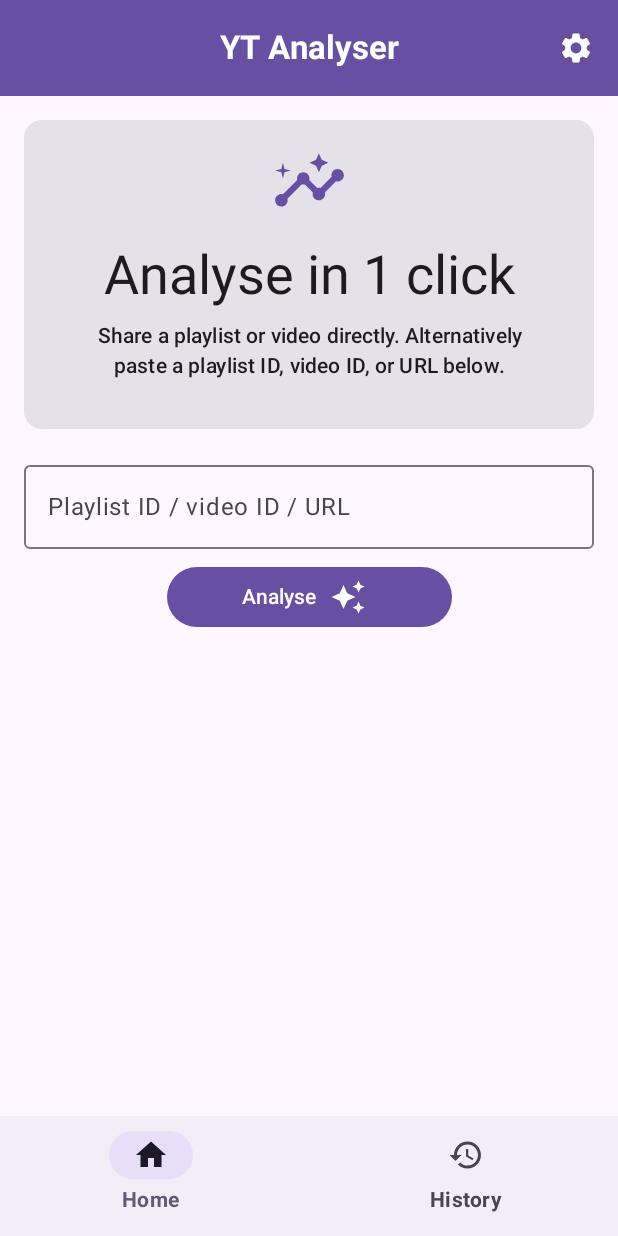
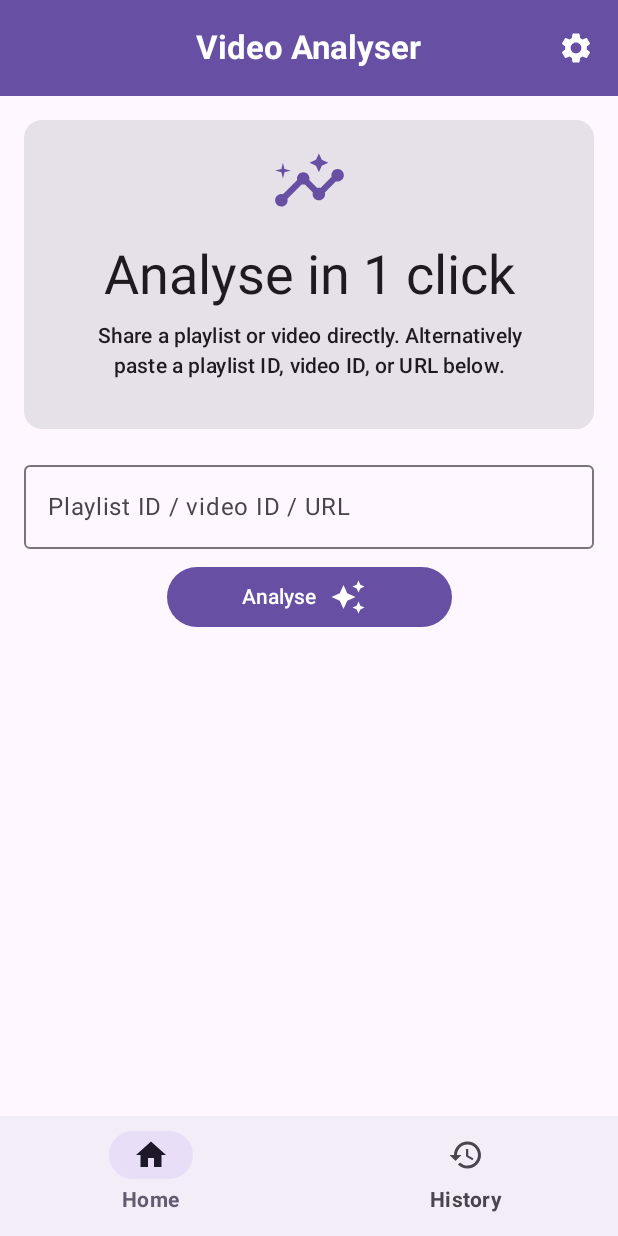
Before and after one commit to thesohelshaikh/yt-analyser, an Android app built with Jetpack Compose: the screen it shows after launch (MainActivity), on a phone screen of 412 x 824 dp. Run offline under Robolectric (Android 15) with nearby library versions, the light colour scheme and no system bars; our stand-ins replace Dagger/Hilt's generated code, Timber.

Commit message:
Remove mentions of YouTube in app name

```diff
--- a/app/src/main/res/values/strings.xml
+++ b/app/src/main/res/values/strings.xml
@@ -1,6 +1,6 @@
 <?xml version="1.0" encoding="utf-8"?>
 <resources>
-    <string name="app_name">YT Analyser</string>
+    <string name="app_name">Video Analyser</string>
     <!--Home-->
     <string name="hint_playlist_id_video_id_url">Playlist ID / video ID / URL</string>
     <string name="button_analyse">Analyse</string>
```
Also changed, not shown: 3 other files.
